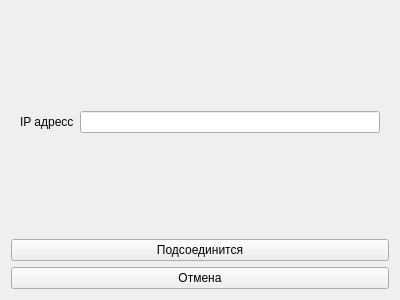
The window that ChessGame/gui/gameconnectionwidget.ui (vadimpilyugin/cpp_chess) describes before a commit, drawn with Qt 5.
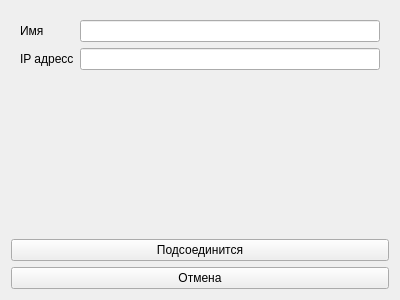
The same window after the commit.

The edit to the form file:
```diff
--- a/ChessGame/gui/gameconnectionwidget.ui
+++ b/ChessGame/gui/gameconnectionwidget.ui
@@ -16,10 +16,13 @@
   <layout class="QVBoxLayout" name="verticalLayout">
    <item>
     <widget class="QWidget" name="widget" native="true">
-     <layout class="QFormLayout" name="formLayout">
-      <property name="formAlignment">
-       <set>Qt::AlignLeading|Qt::AlignLeft|Qt::AlignVCenter</set>
-      </property>
+     <layout class="QGridLayout" name="gridLayout">
+      <item row="1" column="1">
+       <widget class="QLineEdit" name="ipLineEdit"/>
+      </item>
+      <item row="0" column="1">
+       <widget class="QLineEdit" name="userLineEdit"/>
+      </item>
       <item row="1" column="0">
        <widget class="QLabel" name="label">
         <property name="text">
@@ -27,8 +30,41 @@
         </property>
        </widget>
       </item>
-      <item row="1" column="1">
-       <widget class="QLineEdit" name="ipLineEdit"/>
+      <item row="0" column="0">
+       <widget class="QLabel" name="label_2">
+        <property name="text">
+         <string>Имя</string>
+        </property>
+       </widget>
+      </item>
+      <item row="2" column="0" colspan="2">
+       <widget class="QLabel" name="statusLabel">
+        <property name="maximumSize">
+         <size>
+          <width>16777215</width>
+          <height>20</height>
+         </size>
+        </property>
+        <property name="styleSheet">
+         <string notr="true">QLabel { color : red; }</string>
+        </property>
+        <property name="text">
+         <string/>
+        </property>
+        <property name="alignment">
+         <set>Qt::AlignCenter</set>
+        </property>
+       </widget>
+      </item>
+      <item row="3" column="0" colspan="2">
+       <widget class="QLabel" name="waitingLabel">
+        <property name="text">
+         <string/>
+        </property>
+        <property name="alignment">
+         <set>Qt::AlignCenter</set>
+        </property>
+       </widget>
       </item>
      </layout>
     </widget>
```
